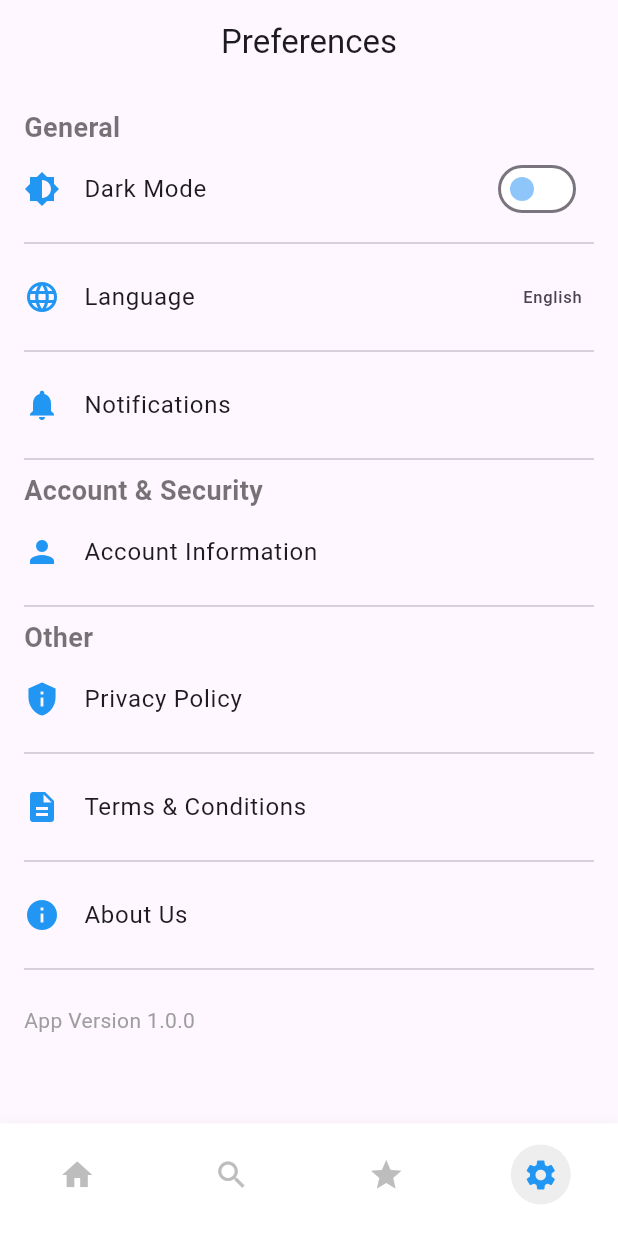
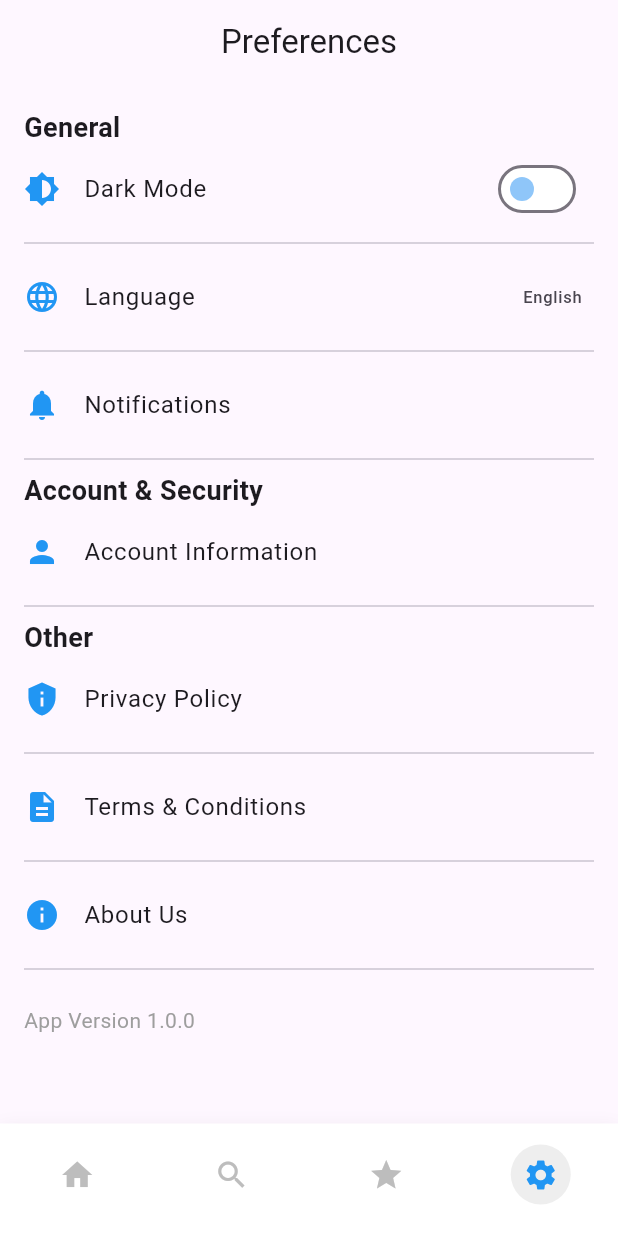
Before and after one commit to DarioCr00/books_app, a Flutter app: the screen it shows after launch, swiped to page 4, on a phone screen of 412 x 824 dp. Run offline on Flutter 3.47's test engine with Material 3 defaults, Android fonts, the phone set to English and light mode, and no system bars; our stand-ins replace cached_network_image, get, shared_preferences.

Commit message:
Small adjustment to setting screen

```diff
--- a/lib/screens/settings_screen.dart
+++ b/lib/screens/settings_screen.dart
@@ -41,7 +41,6 @@ class _SettingsScreenState extends State<SettingsScreen> {
                       style: TextStyle(
                         fontSize: 18,
                         fontWeight: FontWeight.bold,
-                        color: Colors.black54,
                       ),
                     ),
                   ),
@@ -83,7 +82,6 @@ class _SettingsScreenState extends State<SettingsScreen> {
                       style: TextStyle(
                         fontSize: 18,
                         fontWeight: FontWeight.bold,
-                        color: Colors.black54,
                       ),
                     ),
                   ),
@@ -102,7 +100,6 @@ class _SettingsScreenState extends State<SettingsScreen> {
                       style: TextStyle(
                         fontSize: 18,
                         fontWeight: FontWeight.bold,
-                        color: Colors.black54,
                       ),
                     ),
                   ),
```
